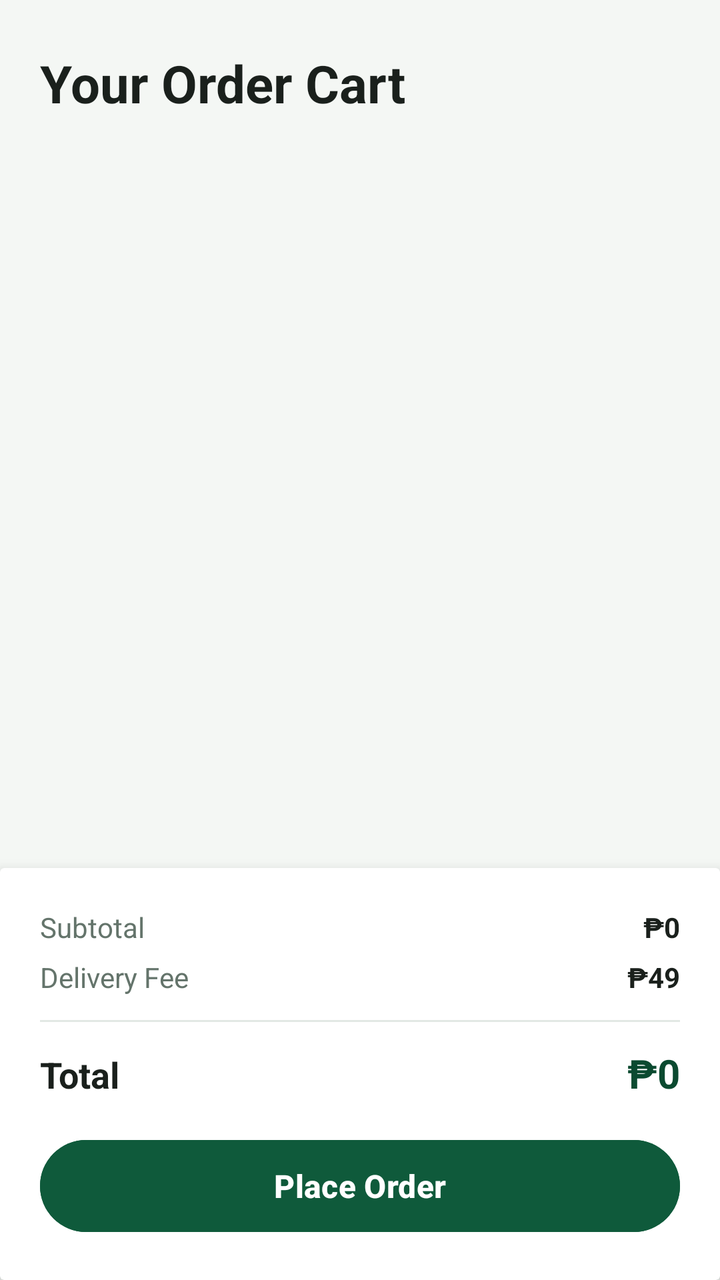
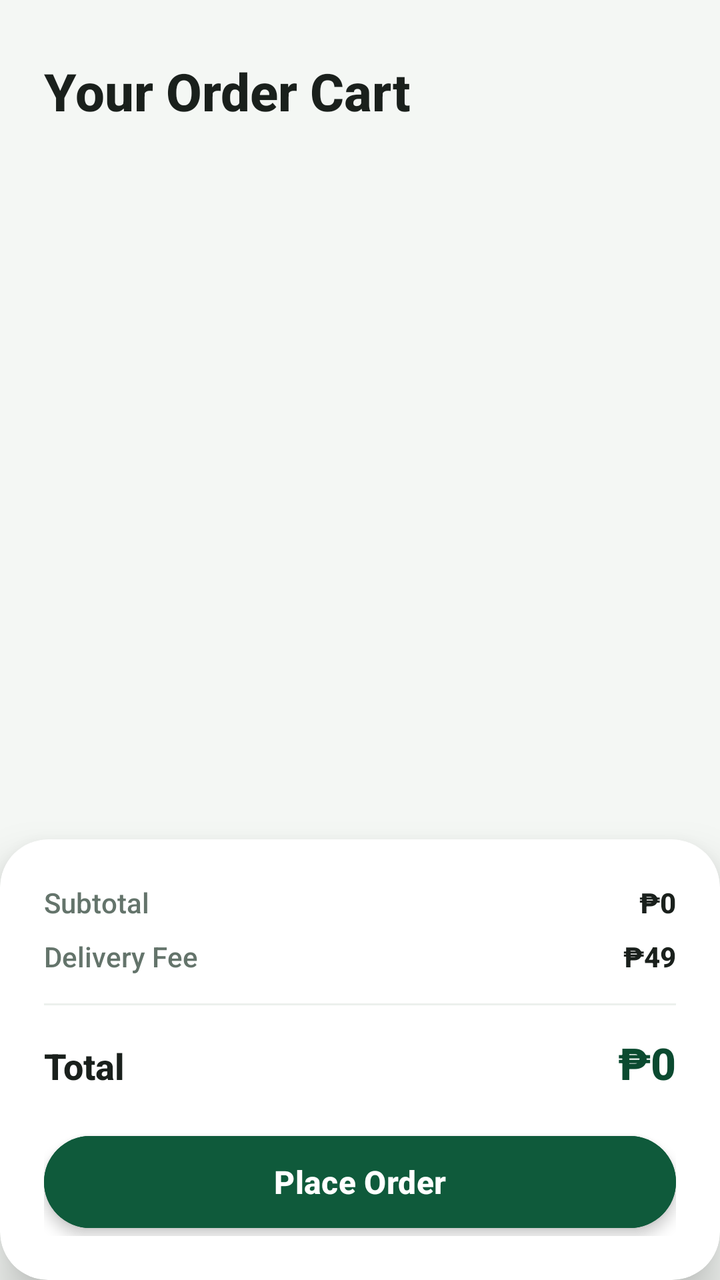

An Android layout rendered at two revisions. The XML below is the earlier revision; the diff shows what the commit changed to produce the second picture.
<!-- AndroidManifest.xml: application theme Theme.FoodOrderingSystem -->
<!-- res/layout/fragment_cart.xml -->
<?xml version="1.0" encoding="utf-8"?>
<androidx.constraintlayout.widget.ConstraintLayout xmlns:android="http://schemas.android.com/apk/res/android"
    xmlns:app="http://schemas.android.com/apk/res-auto"
    android:layout_width="match_parent"
    android:layout_height="match_parent"
    android:background="@color/bg_screen">

    <TextView
        android:id="@+id/tv_cart_title"
        android:layout_width="wrap_content"
        android:layout_height="wrap_content"
        android:layout_marginStart="20dp"
        android:layout_marginTop="24dp"
        android:text="Your Order Cart"
        android:textColor="@color/text_dark"
        android:textSize="26sp"
        android:textStyle="bold"
        app:layout_constraintStart_toStartOf="parent"
        app:layout_constraintTop_toTopOf="parent" />

    <TextView
        android:id="@+id/tv_empty_cart"
        android:layout_width="wrap_content"
        android:layout_height="wrap_content"
        android:gravity="center"
        android:text="Your cart is empty.\nExplore the menu and add something delicious!"
        android:textColor="@color/text_muted"
        android:textSize="15sp"
        android:visibility="gone"
        app:layout_constraintBottom_toBottomOf="parent"
        app:layout_constraintEnd_toEndOf="parent"
        app:layout_constraintStart_toStartOf="parent"
        app:layout_constraintTop_toBottomOf="@id/tv_cart_title" />

    <androidx.recyclerview.widget.RecyclerView
        android:id="@+id/rv_cart_items"
        android:layout_width="0dp"
        android:layout_height="0dp"
        android:layout_marginTop="12dp"
        android:clipToPadding="false"
        android:paddingBottom="12dp"
        app:layout_constraintBottom_toTopOf="@id/card_summary"
        app:layout_constraintEnd_toEndOf="parent"
        app:layout_constraintStart_toStartOf="parent"
        app:layout_constraintTop_toBottomOf="@id/tv_cart_title" />

    
    <androidx.cardview.widget.CardView
        android:id="@+id/card_summary"
        android:layout_width="0dp"
        android:layout_height="wrap_content"
        app:cardBackgroundColor="@color/white"
        app:cardElevation="8dp"
        app:layout_constraintBottom_toBottomOf="parent"
        app:layout_constraintEnd_toEndOf="parent"
        app:layout_constraintStart_toStartOf="parent">

        <LinearLayout
            android:layout_width="match_parent"
            android:layout_height="wrap_content"
            android:orientation="vertical"
            android:padding="20dp">

            <LinearLayout
                android:layout_width="match_parent"
                android:layout_height="wrap_content"
                android:orientation="horizontal">

                <TextView
                    android:layout_width="0dp"
                    android:layout_height="wrap_content"
                    android:layout_weight="1"
                    android:text="Subtotal"
                    android:textColor="@color/text_secondary"
                    android:textSize="14sp" />

                <TextView
                    android:id="@+id/tv_subtotal"
                    android:layout_width="wrap_content"
                    android:layout_height="wrap_content"
                    android:text="₱0"
                    android:textColor="@color/text_dark"
                    android:textSize="14sp"
                    android:textStyle="bold" />
            </LinearLayout>

            <LinearLayout
                android:layout_width="match_parent"
                android:layout_height="wrap_content"
                android:layout_marginTop="6dp"
                android:orientation="horizontal">

                <TextView
                    android:layout_width="0dp"
                    android:layout_height="wrap_content"
                    android:layout_weight="1"
                    android:text="Delivery Fee"
                    android:textColor="@color/text_secondary"
                    android:textSize="14sp" />

                <TextView
                    android:id="@+id/tv_delivery_fee"
                    android:layout_width="wrap_content"
                    android:layout_height="wrap_content"
                    android:text="₱49"
                    android:textColor="@color/text_dark"
                    android:textSize="14sp"
                    android:textStyle="bold" />
            </LinearLayout>

            <View
                android:layout_width="match_parent"
                android:layout_height="1dp"
                android:layout_marginVertical="12dp"
                android:background="@color/border_light" />

            <LinearLayout
                android:layout_width="match_parent"
                android:layout_height="wrap_content"
                android:orientation="horizontal">

                <TextView
                    android:layout_width="0dp"
                    android:layout_height="wrap_content"
                    android:layout_weight="1"
                    android:text="Total"
                    android:textColor="@color/text_dark"
                    android:textSize="18sp"
                    android:textStyle="bold" />

                <TextView
                    android:id="@+id/tv_total_price"
                    android:layout_width="wrap_content"
                    android:layout_height="wrap_content"
                    android:text="₱0"
                    android:textColor="@color/primary_green_dark"
                    android:textSize="20sp"
                    android:textStyle="bold" />
            </LinearLayout>

            <Button
                android:id="@+id/btn_checkout"
                android:layout_width="match_parent"
                android:layout_height="54dp"
                android:layout_marginTop="16dp"
                android:backgroundTint="@color/primary_green"
                android:text="Place Order"
                android:textColor="@color/white"
                android:textSize="16sp"
                android:textStyle="bold"
                app:cornerRadius="27dp" />
        </LinearLayout>
    </androidx.cardview.widget.CardView>

</androidx.constraintlayout.widget.ConstraintLayout>
<!-- resources referenced by this layout -->
<resources>
  <color name="bg_screen">#F4F7F4</color>
  <color name="border_light">#E2E8E4</color>
  <color name="primary_green">#0F5A3B</color>
  <color name="primary_green_dark">#0B4A30</color>
  <color name="text_dark">#1A201C</color>
  <color name="text_muted">#8A9A90</color>
  <color name="text_secondary">#64746B</color>
  <color name="white">#FFFFFFFF</color>
  <style name="Theme.FoodOrderingSystem" parent="Base.Theme.FoodOrderingSystem" />
  <style name="Base.Theme.FoodOrderingSystem" parent="Theme.Material3.DayNight.NoActionBar">
          <item name="colorPrimary">@color/primary_green</item>
          <item name="colorOnPrimary">@color/white</item>
          <item name="android:windowBackground">@color/bg_screen</item>
          <item name="android:statusBarColor">@color/bg_screen</item>
          <item name="android:windowLightStatusBar">true</item>
      </style>
</resources>

<!-- the commit's change to res/layout/fragment_cart.xml (unified diff, before → after) -->
@@ -5,12 +5,14 @@
     android:layout_height="match_parent"
     android:background="@color/bg_screen">
 
+    
+    
     <TextView
         android:id="@+id/tv_cart_title"
         android:layout_width="wrap_content"
         android:layout_height="wrap_content"
-        android:layout_marginStart="20dp"
-        android:layout_marginTop="24dp"
+        android:layout_marginStart="22dp"
+        android:layout_marginTop="28dp"
         android:text="Your Order Cart"
         android:textColor="@color/text_dark"
         android:textSize="26sp"
@@ -18,12 +20,15 @@
         app:layout_constraintStart_toStartOf="parent"
         app:layout_constraintTop_toTopOf="parent" />
 
+    
+    
     <TextView
         android:id="@+id/tv_empty_cart"
         android:layout_width="wrap_content"
         android:layout_height="wrap_content"
         android:gravity="center"
-        android:text="Your cart is empty.\nExplore the menu and add something delicious!"
+        android:lineSpacingExtra="5dp"
+        android:text="🛒\n\nYour cart is empty.\nExplore the menu and add something delicious!"
         android:textColor="@color/text_muted"
         android:textSize="15sp"
         android:visibility="gone"
@@ -45,12 +50,14 @@
         app:layout_constraintTop_toBottomOf="@id/tv_cart_title" />
 
     
+    
     <androidx.cardview.widget.CardView
         android:id="@+id/card_summary"
         android:layout_width="0dp"
         android:layout_height="wrap_content"
         app:cardBackgroundColor="@color/white"
-        app:cardElevation="8dp"
+        app:cardCornerRadius="24dp"
+        app:cardElevation="14dp"
         app:layout_constraintBottom_toBottomOf="parent"
         app:layout_constraintEnd_toEndOf="parent"
         app:layout_constraintStart_toStartOf="parent">
@@ -59,7 +66,7 @@
             android:layout_width="match_parent"
             android:layout_height="wrap_content"
             android:orientation="vertical"
-            android:padding="20dp">
+            android:padding="22dp">
 
             <LinearLayout
                 android:layout_width="match_parent"
@@ -87,7 +94,7 @@
             <LinearLayout
                 android:layout_width="match_parent"
                 android:layout_height="wrap_content"
-                android:layout_marginTop="6dp"
+                android:layout_marginTop="8dp"
                 android:orientation="horizontal">
 
                 <TextView
@@ -108,11 +115,12 @@
                     android:textStyle="bold" />
             </LinearLayout>
 
+            
             <View
                 android:layout_width="match_parent"
                 android:layout_height="1dp"
-                android:layout_marginVertical="12dp"
-                android:background="@color/border_light" />
+                android:layout_marginVertical="14dp"
+                android:background="@color/divider" />
 
             <LinearLayout
                 android:layout_width="match_parent"
@@ -134,16 +142,20 @@
                     android:layout_height="wrap_content"
                     android:text="₱0"
                     android:textColor="@color/primary_green_dark"
-                    android:textSize="20sp"
+                    android:textSize="22sp"
                     android:textStyle="bold" />
             </LinearLayout>
 
+            
+            
             <Button
                 android:id="@+id/btn_checkout"
                 android:layout_width="match_parent"
                 android:layout_height="54dp"
-                android:layout_marginTop="16dp"
+                android:layout_marginTop="18dp"
                 android:backgroundTint="@color/primary_green"
+                android:elevation="4dp"
+                android:stateListAnimator="@null"
                 android:text="Place Order"
                 android:textColor="@color/white"
                 android:textSize="16sp"
<!-- resource entries referenced after the edit -->
@@ -1,7 +1,7 @@
 <!-- resources referenced by this layout -->
 <resources>
   <color name="bg_screen">#F4F7F4</color>
-  <color name="border_light">#E2E8E4</color>
+  <color name="divider">#ECF0ED</color>
   <color name="primary_green">#0F5A3B</color>
   <color name="primary_green_dark">#0B4A30</color>
   <color name="text_dark">#1A201C</color>
@@ -15,6 +15,9 @@
           <item name="android:windowBackground">@color/bg_screen</item>
           <item name="android:statusBarColor">@color/bg_screen</item>
           <item name="android:windowLightStatusBar">true</item>
+          
+          <item name="android:overScrollMode">never</item>
+          <item name="android:fontFamily">sans-serif-medium</item>
       </style>
 </resources>
 
